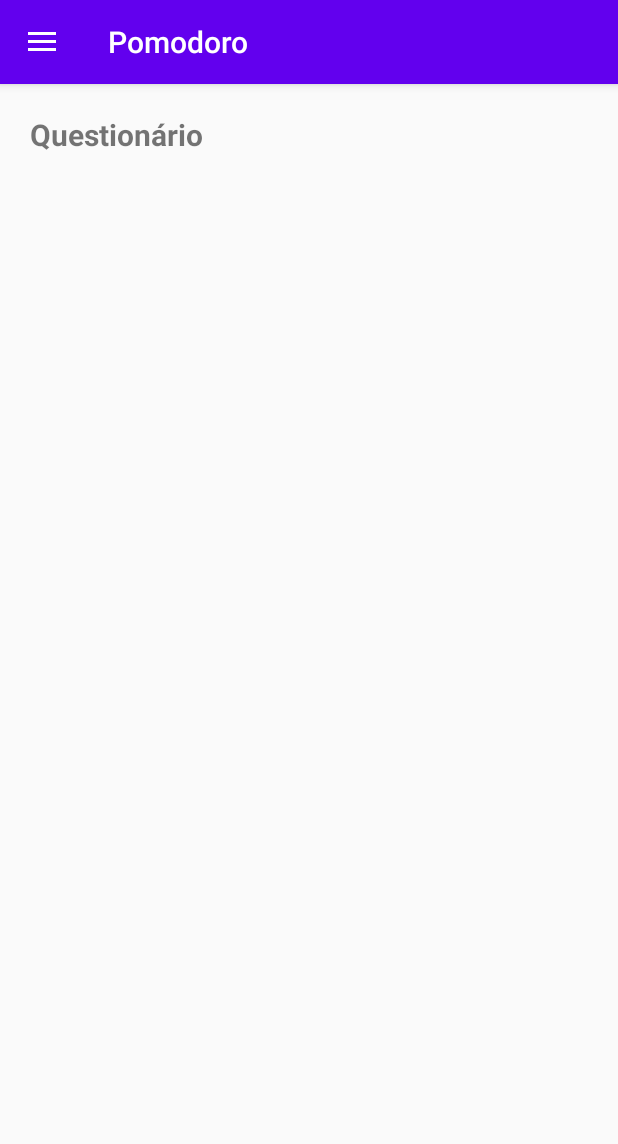
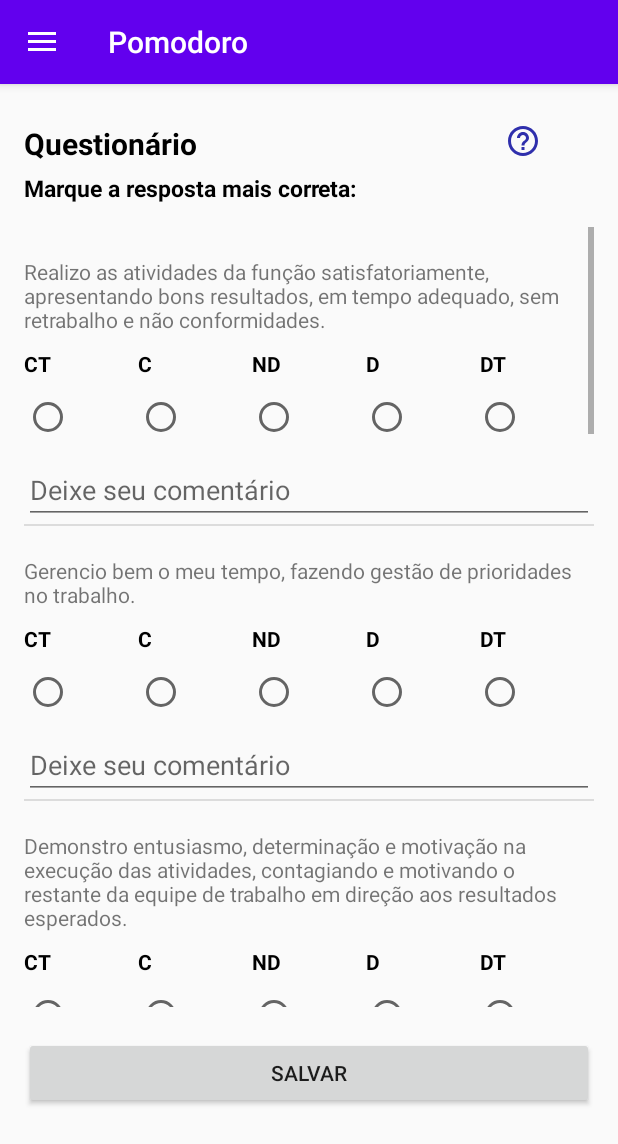
Before and after one commit to LuisaWerlang/Pomodoro, an Android app: the screen it shows after launch (MainActivity), in the side drawer, after a tap on "Questionário", on a phone screen of 412 x 824 dp. Shown: the top 1144 px of the screen. Run offline under Robolectric (Android 15) with nearby library versions, the phone set to English and light mode, and no system bars; our stand-ins replace navigation-ui; libraries missing offline, so code that uses them is left out: com.prolificinteractive.materialcalendarview, com.tooltip; 1 statement that could not run was skipped.

Commit message:
pomodoro

```diff
--- a/app/build.gradle
+++ b/app/build.gradle
@@ -46,4 +46,8 @@ dependencies {
     coreLibraryDesugaring 'com.android.tools:desugar_jdk_libs:1.1.5'
     implementation 'com.github.prolificinteractive:material-calendarview:2.0.1'
     implementation 'com.jakewharton.threetenabp:threetenabp:1.2.0'
+    implementation 'com.amazonaws:aws-android-sdk-core:2.4.4'
+    implementation 'com.amazonaws:aws-android-sdk-ddb:2.4.4'
+    //implementation 'com.amazonaws:aws-android-sdk-ddb-document:2.4.4'
+    implementation 'com.github.vihtarb:tooltip:0.1.9'
 }
--- a/app/src/main/java/com/example/pomodoro/QuizzFragment.java
+++ b/app/src/main/java/com/example/pomodoro/QuizzFragment.java
@@ -1,12 +1,27 @@
 package com.example.pomodoro;
 
+import android.database.Cursor;
+import android.database.sqlite.SQLiteDatabase;
 import android.os.Bundle;
-
 import androidx.fragment.app.Fragment;
 
+import android.util.Log;
+import android.view.Gravity;
 import android.view.LayoutInflater;
 import android.view.View;
 import android.view.ViewGroup;
+import android.widget.AdapterView;
+import android.widget.Button;
+import android.widget.EditText;
+import android.widget.ImageButton;
+import android.widget.ListView;
+import android.widget.SimpleAdapter;
+import com.example.pomodoro.utils.DatabaseHelper;
+import com.tooltip.Tooltip;
+import java.util.ArrayList;
+import java.util.HashMap;
+import java.util.List;
+import java.util.Map;
 
 /**
  * A simple {@link Fragment} subclass.
@@ -19,6 +34,11 @@ public class QuizzFragment extends Fragment {
     // the fragment initialization parameters, e.g. ARG_ITEM_NUMBER
     private static final String ARG_PARAM1 = "param1";
     private static final String ARG_PARAM2 = "param2";
+    private DatabaseHelper helper;
+    private List<Map<String, Object>> questions;
+    private final String[] from = {"question"};
+    private final int[] to = {R.id.tv_question};
+    private ListView questions_list;
 
     // TODO: Rename and change types of parameters
     private String mParam1;
@@ -59,6 +79,88 @@ public class QuizzFragment extends Fragment {
     public View onCreateView(LayoutInflater inflater, ViewGroup container,
                              Bundle savedInstanceState) {
         // Inflate the layout for this fragment
-        return inflater.inflate(R.layout.fragment_quizz, container, false);
+        View view = inflater.inflate(R.layout.fragment_quizz, container, false);
+
+        helper = new DatabaseHelper(getActivity());
+        String query = "SELECT * FROM question";
+        questions = listQuestions(query);
+
+        // Aqui você instancia sua ListView
+        questions_list = view.findViewById(R.id.lv_questions);
+
+        SimpleAdapter adapter = new SimpleAdapter(getActivity(), questions, R.layout.quizz_list, from, to);
+        questions_list.setAdapter(adapter);
+        questions_list.setOnItemClickListener(new AdapterView.OnItemClickListener() {
+            @Override
+            public void onItemClick(AdapterView<?> adapterView, View view, int i, long l) {
+                //EditText comments = adapterView.findViewById(R.id.et_observation);
+                //questions.get(i).put("comment",comments.getText().toString());
+            }
+        });
+
+        final Tooltip[] tooltip = new Tooltip[1];
+        final int[] tooltip_ok = {2};
+
+        ImageButton help = view.findViewById(R.id.help);
+        help.setOnClickListener(view1 -> {
+            if(tooltip_ok[0] == 1) {
+                tooltip[0].dismiss();
+                tooltip_ok[0] = 2;
+            }
+            else {
+                tooltip_ok[0] = 1;
+                tooltip[0] = new Tooltip.Builder(help)
+                        .setText("Legenda:\n " +
+                                "CT - Concordo Totalmente\n " +
+                                " C - Concordo\n " +
+                                "ND - Não concordo nem discordo\n " +
+                                " D - Discordo\n" +
+                                "DT - Discordo Totalmente")
+                        .setGravity(Gravity.START)
+                        .show();
+            }
+        });
+
+        Button save = view.findViewById(R.id.save_questions);
+        save.setOnClickListener(view1 -> {
+            saveQuizz();
+        });
+
+        return view;
+    }
+
+    private void saveQuizz() {
+        for(int i = 0; i < questions_list.getCount(); i++) {
+            //if(questions_list.isItemChecked(i) == true) {
+            //Log.e("teste", questions.get(i).toString());
+            //Log.e("teste",""+questions_list.getItemAtPosition(i));
+            //}
+            //View convertView = questions_list.getChildAt(i);
+            //final EditText edAnalise = convertView.findViewById(R.id.et_observation);
+            //edAnalise.getText().toString()
+            //Log.e("teste",""+convertView);
+        }
+    }
+
+    private List<Map<String, Object>> listQuestions(String query) {
+        SQLiteDatabase db = helper.getReadableDatabase();
+        Cursor cursor = db.rawQuery(query, null);
+        cursor.moveToFirst();
+        questions = new ArrayList<>();
+        for(int i=0; i<cursor.getCount(); i++) {
+            Map<String, Object> item = new HashMap<>();
+            String question = cursor.getString(1);
+            item.put("question", question);
+            questions.add(item);
+            cursor.moveToNext();
+        }
+        cursor.close();
+        return questions;
+    }
+
+    @Override
+    public void onDestroy() {
+        helper.close();
+        super.onDestroy();
     }
 }
--- a/app/src/main/java/com/example/pomodoro/utils/DatabaseHelper.java
+++ b/app/src/main/java/com/example/pomodoro/utils/DatabaseHelper.java
@@ -15,6 +15,12 @@ public class DatabaseHelper extends SQLiteOpenHelper {
 
     @Override
     public void onCreate(SQLiteDatabase db) {
+
+        db.execSQL("CREATE TABLE IF NOT EXISTS user (" +
+                "id INTEGER PRIMARY KEY NOT NULL," +
+                "user TEXT," +
+                "password TEXT)");
+
         db.execSQL("CREATE TABLE IF NOT EXISTS activities (" +
                             "id INTEGER PRIMARY KEY AUTOINCREMENT NOT NULL, " +
                             "name TEXT, " +
@@ -41,6 +47,36 @@ public class DatabaseHelper extends SQLiteOpenHelper {
                 "hour int, " +
                 "hour_notify int, " +
                 "activity_name TEXT);");
+
+        db.execSQL("CREATE TABLE IF NOT EXISTS question (" +
+                "id INTEGER PRIMARY KEY NOT NULL, " +
+                "question TEXT);");
+
+        db.execSQL("CREATE TABLE IF NOT EXISTS answer (" +
+                "id INTEGER PRIMARY KEY NOT NULL, " +
+                "user TEXT," +
+                "question TEXT," +
+                "CT INTEGER," +
+                "C INTEGER," +
+                "ND INTEGER," +
+                "D INTEGER," +
+                "DT INTEGER," +
+                "observation TEXT)");
+
+        String sql2 = "INSERT INTO question " +
+                "(id, question) " +
+                "VALUES " +
+                "(1, 'Realizo as atividades da função satisfatoriamente, apresentando bons resultados, em tempo adequado, sem retrabalho e não conformidades.')," +
+                "(2, 'Gerencio bem o meu tempo, fazendo gestão de prioridades no trabalho.')," +
+                "(3, 'Demonstro entusiasmo, determinação e motivação na execução das atividades, contagiando e motivando o restante da equipe de trabalho em direção aos resultados esperados.')," +
+                "(4, 'Eu me sinto no domínio das coisas em função de preparação e planejamento cuidadoso para vencer as atividades e tarefas durante o trabalho.')," +
+                "(5, 'Eu gasto muito tempo em atividades secundárias durante o trabalho como correspondências supérfluas.')," +
+                "(6, 'Eu sinto que desperdiço muito tempo durante o trabalho.')," +
+                "(7, 'As demandas de outras pessoas, durante o trabalho, desviam-me do meu caminho para atingir objetivos e metas essenciais.')," +
+                "(8, 'Eu corro o dia inteiro, mas faço poucas coisas que contribuam para as principais prioridades da minha organização no trabalho.')," +
+                "(9, 'Eu gasto muito do meu tempo, durante o trabalho, em atividades de pouca relevância para as minhas prioridades, mas que requerem atenção imediata (por exemplo: interrupções inúteis, reuniões sem importância, telefonemas e e-mails dispensáveis).')," +
+                "(10, 'Eu consigo manter o foco e a atenção enquanto realizo as minhas atividades, sem distrair-me frequentemente com o celular, durante o trabalho.')";
+        db.execSQL(sql2);
     }
 
     @Override
--- /dev/null
+++ b/app/src/main/res/drawable/ic_baseline_help_outline_24.xml
@@ -0,0 +1,5 @@
+<vector android:autoMirrored="true" android:height="24dp"
+    android:tint="#2F2FAC" android:viewportHeight="24"
+    android:viewportWidth="24" android:width="24dp" xmlns:android="http://schemas.android.com/apk/res/android">
+    <path android:fillColor="@android:color/white" android:pathData="M11,18h2v-2h-2v2zM12,2C6.48,2 2,6.48 2,12s4.48,10 10,10 10,-4.48 10,-10S17.52,2 12,2zM12,20c-4.41,0 -8,-3.59 -8,-8s3.59,-8 8,-8 8,3.59 8,8 -3.59,8 -8,8zM12,6c-2.21,0 -4,1.79 -4,4h2c0,-1.1 0.9,-2 2,-2s2,0.9 2,2c0,2 -3,1.75 -3,5h2c0,-2.25 3,-2.5 3,-5 0,-2.21 -1.79,-4 -4,-4z"/>
+</vector>
--- a/app/src/main/res/layout/fragment_quizz.xml
+++ b/app/src/main/res/layout/fragment_quizz.xml
@@ -1,17 +1,56 @@
 <?xml version="1.0" encoding="utf-8"?>
-<FrameLayout xmlns:android="http://schemas.android.com/apk/res/android"
-    xmlns:tools="http://schemas.android.com/tools"
+<LinearLayout xmlns:android="http://schemas.android.com/apk/res/android"
     android:layout_width="match_parent"
     android:layout_height="match_parent"
-    android:layout_margin="20dp"
-    tools:context=".QuizzFragment">
+    android:layout_margin="16dp"
+    android:orientation="vertical">
 
-    <!-- TODO: Update blank fragment layout -->
+    <LinearLayout
+        android:layout_width="match_parent"
+        android:layout_height="wrap_content"
+        android:layout_marginTop="10dp"
+        android:orientation="horizontal">
+
+        <TextView
+            android:layout_width="0dp"
+            android:layout_height="wrap_content"
+            android:text="Questionário"
+            android:textColor="@color/black"
+            android:textSize="20sp"
+            android:layout_weight="3"
+            android:textStyle="bold" />
+
+        <ImageButton
+            android:id="@+id/help"
+            android:layout_width="0dp"
+            android:layout_height="wrap_content"
+            android:layout_weight="1"
+            android:background="#fafafa"
+            android:src="@drawable/ic_baseline_help_outline_24" />
+
+    </LinearLayout>
+
     <TextView
         android:layout_width="match_parent"
-        android:layout_height="match_parent"
-        android:textSize="20sp"
-        android:textStyle="bold"
-        android:text="Questionário" />
+        android:layout_height="wrap_content"
+        android:layout_marginTop="5dp"
+        android:text="Marque a resposta mais correta:"
+        android:textColor="@color/black"
+        android:textSize="15sp"
+        android:textStyle="bold" />
 
-</FrameLayout>
+    <ListView
+        android:id="@+id/lv_questions"
+        android:layout_width="match_parent"
+        android:layout_height="520dp"
+        android:layout_marginTop="15dp" />
+
+    <Button
+        android:id="@+id/save_questions"
+        android:layout_width="match_parent"
+        android:layout_height="wrap_content"
+        android:layout_gravity="center"
+        android:layout_marginTop="20dp"
+        android:text="@string/salvar" />
+
+</LinearLayout>
--- /dev/null
+++ b/app/src/main/res/layout/quizz_list.xml
@@ -0,0 +1,121 @@
+<?xml version="1.0" encoding="utf-8"?>
+<LinearLayout xmlns:android="http://schemas.android.com/apk/res/android"
+    xmlns:tools="http://schemas.android.com/tools"
+    android:layout_width="match_parent"
+    android:layout_height="match_parent"
+    android:layout_margin="16dp"
+    android:orientation="vertical">
+
+    <TextView
+        android:id="@+id/tv_question"
+        android:layout_marginTop="20dp"
+        android:layout_width="match_parent"
+        android:layout_height="wrap_content"
+        android:text="Pergunta" />
+
+    <LinearLayout
+        android:layout_width="match_parent"
+        android:layout_height="wrap_content"
+        android:layout_marginTop="10dp"
+        android:orientation="horizontal">
+
+        <TextView
+            android:layout_width="250dp"
+            android:layout_height="wrap_content"
+            android:layout_weight="1"
+            android:text="CT"
+            android:textColor="@color/black"
+            android:textStyle="bold" />
+
+        <TextView
+            android:layout_width="250dp"
+            android:layout_height="wrap_content"
+            android:layout_weight="1"
+            android:text="C"
+            android:textColor="@color/black"
+            android:textStyle="bold" />
+
+        <TextView
+            android:layout_width="250dp"
+            android:layout_height="wrap_content"
+            android:layout_weight="1"
+            android:text="ND"
+            android:textColor="@color/black"
+            android:textStyle="bold" />
+
+        <TextView
+            android:layout_width="250dp"
+            android:layout_height="wrap_content"
+            android:layout_weight="1"
+            android:text="D"
+            android:textColor="@color/black"
+            android:textStyle="bold" />
+
+        <TextView
+            android:layout_width="250dp"
+            android:layout_height="wrap_content"
+            android:layout_weight="1"
+            android:text="DT"
+            android:textColor="@color/black"
+            android:textStyle="bold" />
+
+    </LinearLayout>
+
+    <LinearLayout
+        android:layout_width="match_parent"
+        android:layout_height="wrap_content"
+        android:layout_marginTop="10dp"
+        android:orientation="horizontal">
+
+        <RadioGroup
+            android:id="@+id/radioGroup"
+            android:layout_width="0dp"
+            android:layout_height="wrap_content"
+            android:layout_weight="1"
+            android:orientation="horizontal"
+            tools:ignore="UselessParent">
+
+            <RadioButton
+                android:id="@+id/radioButton_ct"
+                android:layout_width="75dp"
+                android:layout_height="wrap_content"
+                android:checked="false" />
+
+            <RadioButton
+                android:id="@+id/radioButton_c"
+                android:layout_width="75dp"
+                android:layout_height="wrap_content"
+                android:checked="false" />
+
+            <RadioButton
+                android:id="@+id/radioButton_nd"
+                android:layout_width="75dp"
+                android:layout_height="wrap_content"
+                android:checked="false" />
+
+            <RadioButton
+                android:id="@+id/radioButton_d"
+                android:layout_width="75dp"
+                android:layout_height="wrap_content"
+                android:checked="false" />
+
+            <RadioButton
+                android:id="@+id/radioButton_dt"
+                android:layout_width="75dp"
+                android:layout_height="wrap_content"
+                android:checked="false" />
+
+        </RadioGroup>
+
+    </LinearLayout>
+
+    <EditText
+        android:id="@+id/et_observation"
+        android:layout_width="match_parent"
+        android:layout_height="wrap_content"
+        android:layout_marginTop="10dp"
+        android:hint="Deixe seu comentário"
+        android:inputType="textAutoComplete"
+        android:autofillHints="" />
+
+</LinearLayout>
```
